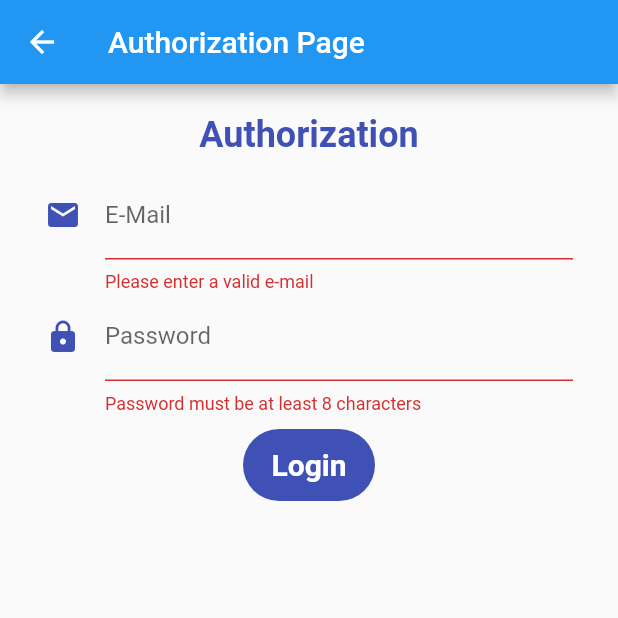
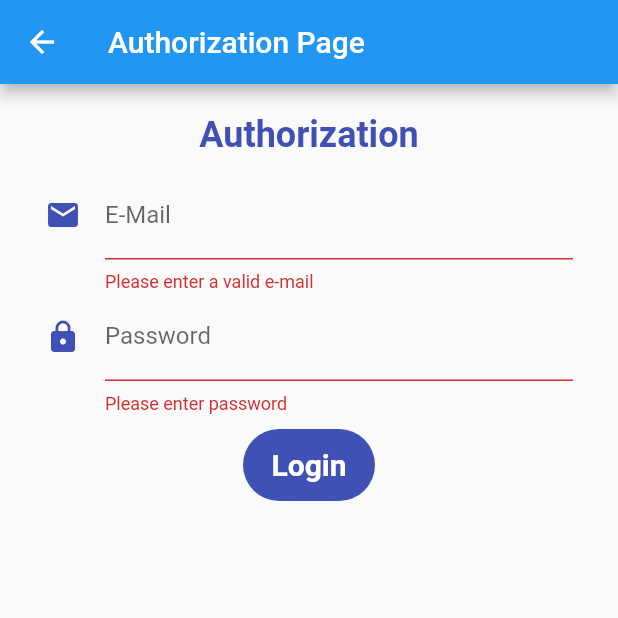
Before and after one commit to ShabanNastya/ST_INTERNSHIP, a Flutter app: the AuthPage screen opened directly, after a tap on "Login", on a phone screen of 412 x 824 dp, the top half of it. Run offline on Flutter 3.47's test engine with Material 2 defaults, Android fonts, the phone set to English and light mode, and no system bars; our stand-ins replace audioplayers, font_awesome_flutter, shared_preferences; accounts and stored records are empty.

Commit message:
update validation

```diff
--- a/weather_app/lib/presentation/pages/authorization/authorization_page.dart
+++ b/weather_app/lib/presentation/pages/authorization/authorization_page.dart
@@ -1,4 +1,5 @@
 import 'package:flutter/material.dart';
+import 'package:shared_preferences/shared_preferences.dart';
 
 class AuthPage extends StatefulWidget {
   @override
@@ -27,7 +28,14 @@ class _AuthPageState extends State<AuthPage> {
         hintText: "Enter e-mail..",
       ),
       validator: (String value) {
-        if (!value.contains('@')) {
+        RegExp regExp = new RegExp(
+          r"^[A-Z0-9._%+-]+@[A-Z0-9.-]+\.[A-Z]{2,}$",
+          caseSensitive: false,
+          multiLine: false,
+        );
+        if (!regExp.hasMatch(value)) {
+          print(
+              "allMatches : " + regExp.hasMatch("dsf_dj-f@@jldfkl").toString());
           return 'Please enter a valid e-mail';
         }
         return null;
@@ -47,11 +55,19 @@ class _AuthPageState extends State<AuthPage> {
         labelText: "Password",
         hintText: "Enter password..",
       ),
-      validator: (String value){
-        if (value.length < 8){
-          return 'Password must be at least 8 characters';
+      validator: (String value) {
+        Pattern pattern =
+            r'^(?=.*?[A-Z])(?=.*?[a-z])(?=.*?[0-9])(?=.*?[!@#\$&*~]).{8,}$';
+        RegExp regex = new RegExp(pattern);
+        print(value);
+        if (value.isEmpty) {
+          return 'Please enter password';
+        } else {
+          if (!regex.hasMatch(value))
+            return 'Please enter a valid password';
+          else
+            return null;
         }
-        return null;
       },
     );
 
```
Also changed, not shown: weather_app/lib/presentation/pages/registration/registration_page.dart (+19 -4 lines).
